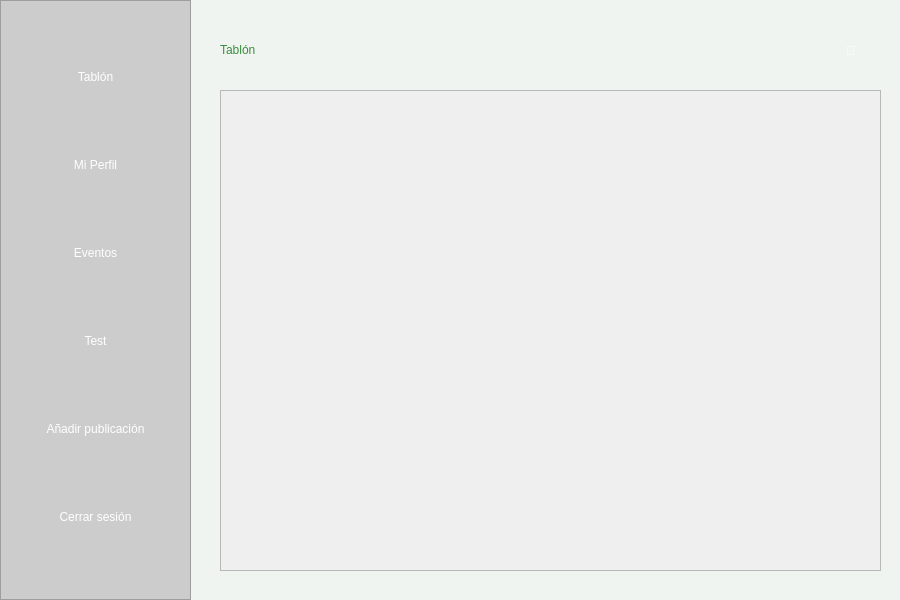
First picture: the form in src/vista/Ui/Tablón4.ui, repository encinaa/LodzConnect, before the edit.
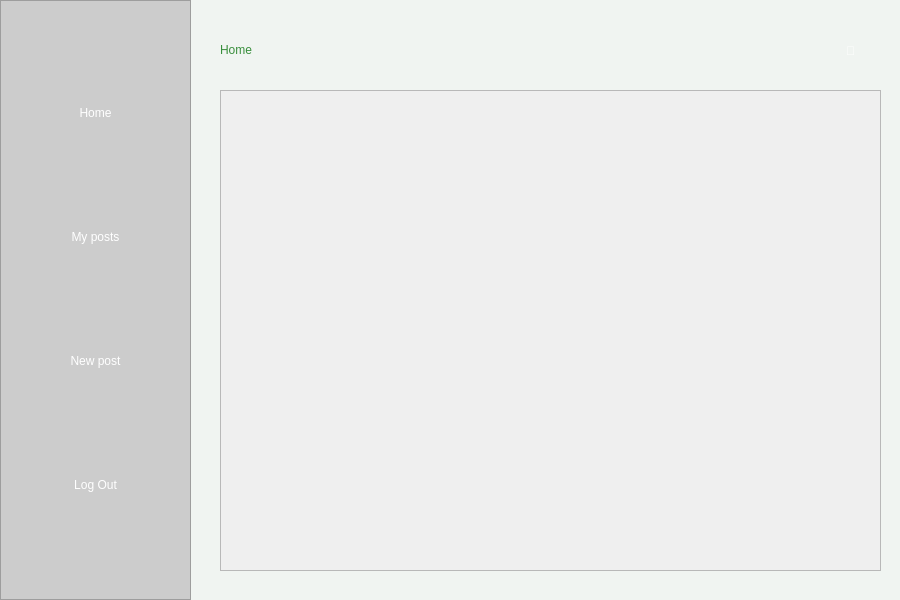
Second picture: the form after the edit. Icons and pictures are not drawn.

The edit to the form file:
```diff
--- a/src/vista/Ui/Tablón4.ui
+++ b/src/vista/Ui/Tablón4.ui
@@ -57,17 +57,7 @@
         <string notr="true">QPushButton:hover { background-color: #388e3c; }</string>
        </property>
        <property name="text">
-        <string>Tablón</string>
-       </property>
-      </widget>
-     </item>
-     <item>
-      <widget class="QPushButton" name="BotonMiPerfil">
-       <property name="styleSheet">
-        <string notr="true">QPushButton:hover { background-color: #388e3c; }</string>
-       </property>
-       <property name="text">
-        <string>Mi Perfil</string>
+        <string>Home</string>
        </property>
       </widget>
      </item>
@@ -77,17 +67,7 @@
         <string notr="true">QPushButton:hover { background-color: #388e3c; }</string>
        </property>
        <property name="text">
-        <string>Eventos</string>
-       </property>
-      </widget>
-     </item>
-     <item>
-      <widget class="QPushButton" name="BotonTest">
-       <property name="styleSheet">
-        <string notr="true">QPushButton:hover { background-color: #388e3c; }</string>
-       </property>
-       <property name="text">
-        <string>Test</string>
+        <string>My posts</string>
        </property>
       </widget>
      </item>
@@ -97,7 +77,7 @@
         <string notr="true">QPushButton:hover { background-color: #388e3c; }</string>
        </property>
        <property name="text">
-        <string>Añadir publicación</string>
+        <string>New post</string>
        </property>
       </widget>
      </item>
@@ -107,7 +87,7 @@
         <string notr="true">QPushButton:hover { background-color: #388e3c; }</string>
        </property>
        <property name="text">
-        <string>Cerrar sesión</string>
+        <string>Log Out</string>
        </property>
       </widget>
      </item>
@@ -126,7 +106,7 @@
      <string notr="true">font: 18pt &quot;Century&quot;; color:#388e3c;</string>
     </property>
     <property name="text">
-     <string>Tablón</string>
+     <string>Home</string>
     </property>
    </widget>
    <widget class="QScrollArea" name="scrollAreaPublicaciones">
```
